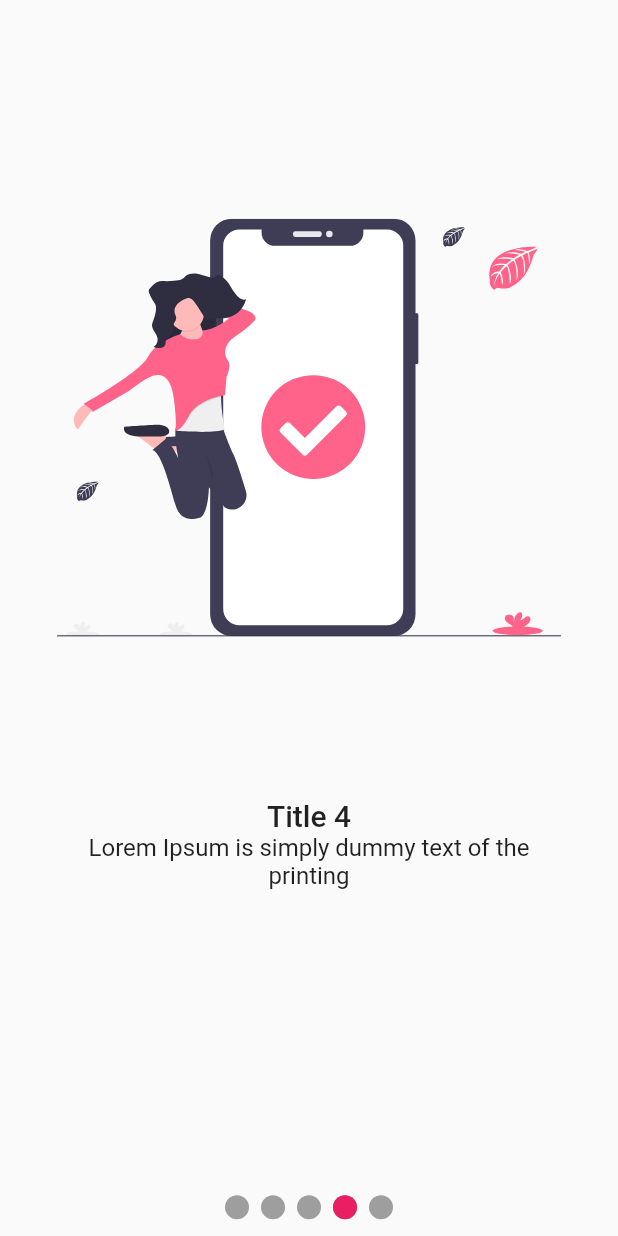
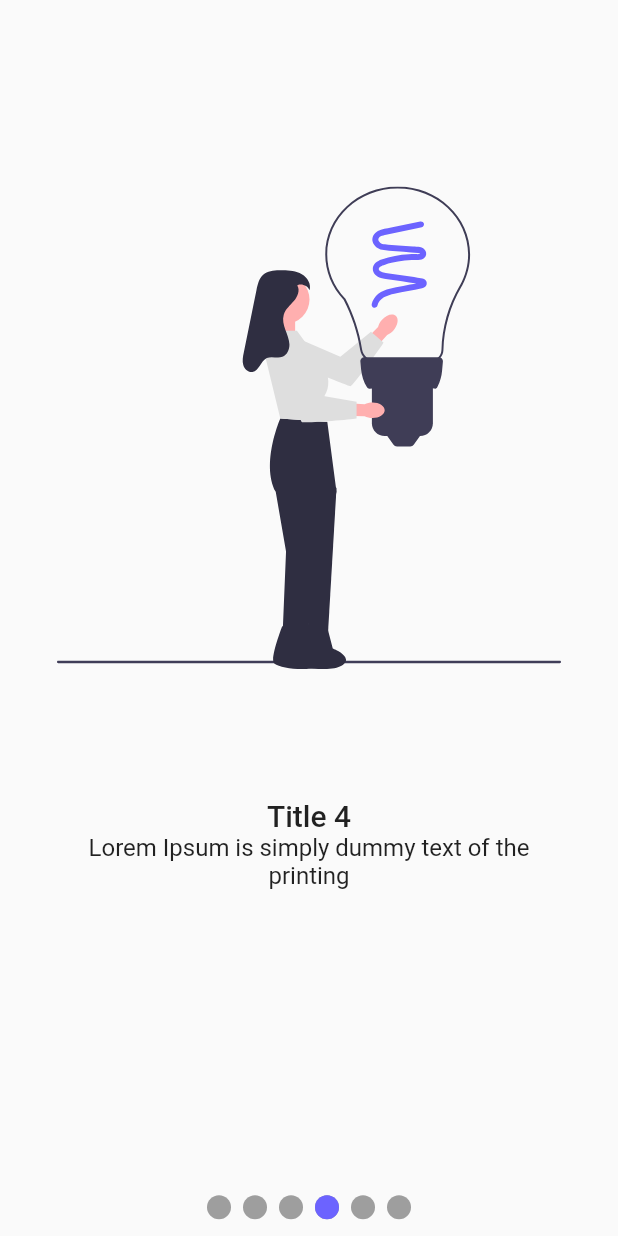
Before and after one commit to eliezerantonio/flutter_carousel_intro, a Flutter app: the screen it shows after launch, on a phone screen of 412 x 824 dp. Run offline on Flutter 3.47's test engine with Material 2 defaults, Android fonts, the phone set to English and light mode, and no system bars; our stand-ins replace flutter_svg.

Commit message:
updates svgs

```diff
--- a/example/lib/main.dart
+++ b/example/lib/main.dart
@@ -51,7 +51,7 @@ class MySlideShow extends StatelessWidget {
         animatedOpacity: false,
         autoPlaySlideDuration: const Duration(seconds: 2),
         autoPlaySlideDurationTransition: const Duration(milliseconds: 1100),
-        primaryColor: Colors.pink,
+        primaryColor: const Color(0xff6C63FF),
         secondaryColor: Colors.grey,
         scrollDirection: Axis.horizontal,
         indicatorAlign: IndicatorAlign.bottom,
@@ -82,6 +82,12 @@ class MySlideShow extends StatelessWidget {
             title: 'Title 5',
             subtitle: 'Lorem Ipsum is simply dummy text of the printing',
             widget: SvgPicture.asset("assets/slide-5.svg"),
+            subtitleTextStyle: const TextStyle(fontWeight: FontWeight.w500),
+          ),
+          SliderItem(
+            title: 'Title 5',
+            subtitle: 'Lorem Ipsum is simply dummy text of the printing',
+            widget: SvgPicture.asset("assets/slide-6.svg"),
             subtitleTextStyle: Theme.of(context).textTheme.displaySmall,
           ),
         ],
```
Also changed, not shown: example/assets/slide-1.svg, example/assets/slide-2.svg, example/assets/slide-3.svg, example/assets/slide-4.svg, example/assets/slide-5.svg, example/assets/slide-6.svg (added).
